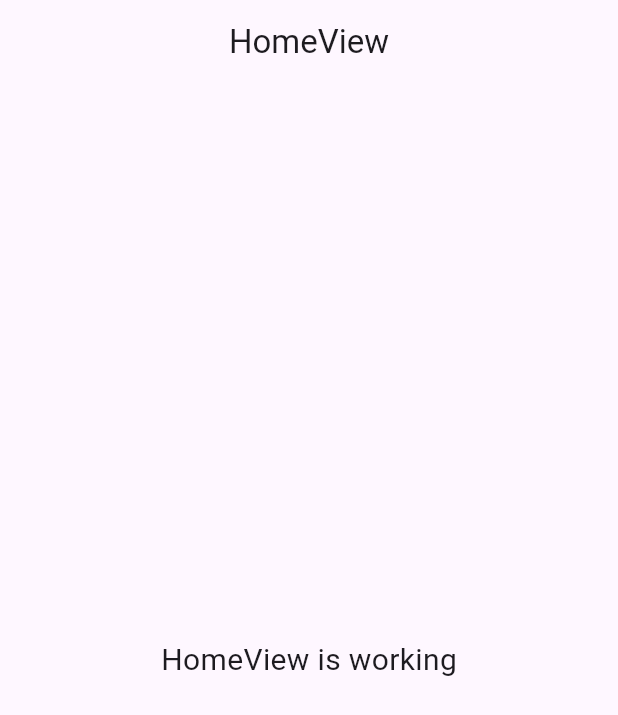
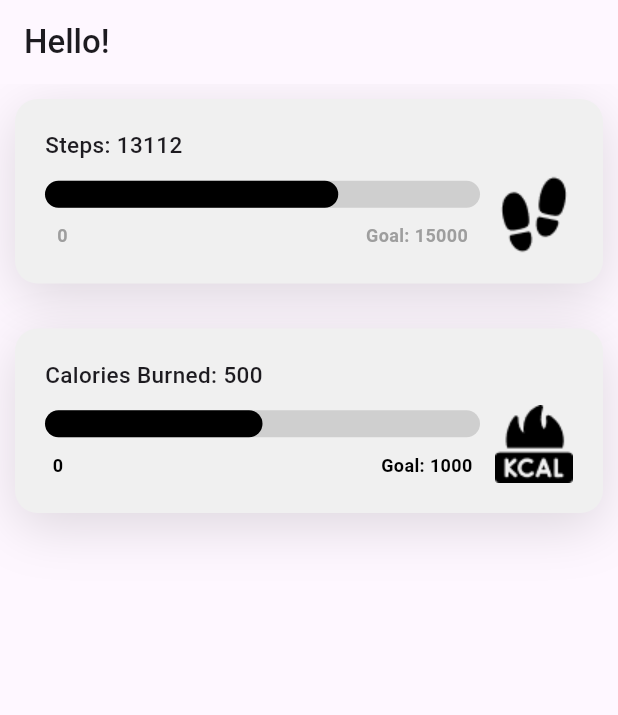
Before and after one commit to Adityamishra1234/fitness_app, a Flutter app: the screen it shows after launch, on a phone screen of 412 x 824 dp. Shown: the top 715 px of the screen. Run offline on Flutter 3.47's test engine with Material 3 defaults, Android fonts, the phone set to English and light mode, and no system bars; our stand-ins replace get.

Commit message:
added images, made dark theme and light theme all over the app and made customContainer and color contants.

```diff
--- /dev/null
+++ b/lib/app/common/app_color_contants.dart
@@ -0,0 +1,9 @@
+import 'dart:ui';
+
+final Color containerColorDarkMode = const Color(0xff323232);
+final Color containerColorLightMode = const Color(0xffF0F0F0);
+final Color progressBarColorLightMode = const Color(0xff000000);
+final Color progressBarColorDarkMode = const Color(0xffffffff);
+
+FontWeight w600 = FontWeight.w600;
+FontWeight w500 = FontWeight.w500;
--- /dev/null
+++ b/lib/app/common/app_containers.dart
@@ -0,0 +1,49 @@
+import 'package:flutter/material.dart';
+
+class CustomContainer extends StatelessWidget {
+  final Widget? child;
+  final double? height;
+  final double? width;
+  final bool? isShadow;
+  final Color? color;
+  final double? borderRadius;
+  final BoxBorder? border;
+  final EdgeInsets? padding;
+  const CustomContainer(
+      {super.key,
+        this.child,
+        this.height,
+        this.width,
+        this.isShadow = true,
+        this.color,
+        this.borderRadius,
+        this.padding,
+        this.border});
+
+  @override
+  Widget build(BuildContext context) {
+    final size = MediaQuery.of(context).size;
+    return Container(
+      height: height,
+      width: width ?? size.width,
+      padding: padding,
+      margin: EdgeInsets.all(10),
+      decoration: BoxDecoration(
+        color: color ?? Theme.of(context).scaffoldBackgroundColor,
+        borderRadius: BorderRadius.circular(borderRadius ?? 5),
+        border: border,
+        boxShadow: (isShadow != null && isShadow!)
+            ? [
+          BoxShadow(
+              color: Theme.of(context).shadowColor.withAlpha((0.13 * 255).toInt()),
+              // color: Color(0x21000000),
+              offset: const Offset(0, 9),
+              spreadRadius: 0,
+              blurRadius: 30.7)
+        ]
+            : null,
+      ),
+      child: child,
+    );
+  }
+}
--- a/lib/app/modules/home/views/home_view.dart
+++ b/lib/app/modules/home/views/home_view.dart
@@ -1,3 +1,5 @@
+import 'package:fitness_app/app/common/app_color_contants.dart';
+import 'package:fitness_app/app/common/app_containers.dart';
 import 'package:flutter/material.dart';
 
 import 'package:get/get.dart';
@@ -10,15 +12,119 @@ class HomeView extends GetView<HomeController> {
   Widget build(BuildContext context) {
     return Scaffold(
       appBar: AppBar(
-        title: const Text('HomeView'),
-        centerTitle: true,
+        title: const Text('Hello!', style: TextStyle(fontWeight: FontWeight.w500),),
       ),
-      body: const Center(
-        child: Text(
-          'HomeView is working',
-          style: TextStyle(fontSize: 20),
+      body: SafeArea(
+        child: Column(
+          crossAxisAlignment: CrossAxisAlignment.center,
+          spacing: 10,
+          children: [
+            CustomContainer(
+              color: context.isDarkMode ? containerColorDarkMode : containerColorLightMode,
+              padding: EdgeInsets.all(20),
+              borderRadius: 15,
+              child: Column(
+                spacing: 10,
+                children: [
+                  Row(
+                    children: [
+                      Text("Steps: 13112", style: TextStyle(
+                        fontWeight: FontWeight.w500,
+                        fontSize: 15,
+                      ),),
+
+                    ],
+                  ),
+                  Row(
+                    spacing: 10,
+                    children: [
+                      Flexible(
+                        child: Column(
+                          spacing:10,
+                          children: [
+                            LinearProgressIndicator(
+                              value: 10112 / 15000,
+                              color: context.isDarkMode ? progressBarColorDarkMode : progressBarColorLightMode,
+                              minHeight: 18,
+                              backgroundColor: Color(0xc0c4c4c4),
+                              borderRadius: BorderRadius.circular(10),
+                            ),
+                            Padding(
+                              padding: const EdgeInsets.symmetric(horizontal: 8.0),
+                              child: Row(
+                                mainAxisAlignment: MainAxisAlignment.spaceBetween,
+                                children: [
+                                  Text("0", style: TextStyle(fontSize: 12, fontWeight:w600,color: Colors.grey)),
+                                  Text("Goal: 15000", style: TextStyle(fontSize: 12,fontWeight: w600, color: Colors.grey)),
+                                ],
+                              ),
+                            )
+                          ],
+                        ),
+                      ),
+
+                      Image.asset("assets/images/ion_footsteps-sharp.png", color: context.isDarkMode ? progressBarColorDarkMode: progressBarColorLightMode,)
+                    ],
+                  ),
+
+
+                ],
+              ),
+            ),
+            CustomContainer(
+              color: Get.isDarkMode ? containerColorDarkMode : containerColorLightMode,
+              padding: EdgeInsets.all(20),
+              borderRadius: 15,
+              child: Column(
+                spacing: 10,
+                children: [
+                  Row(
+                    children: [
+                      Text("Calories Burned: 500", style: TextStyle(
+                        fontWeight: FontWeight.w500,
+                        fontSize: 15,
+                      ),),
+
+                    ],
+                  ),
+                  Row(
+                    spacing: 10,
+                    children: [
+                      Flexible(
+                        child: Column(
+                          spacing: 10,
+                          children: [
+                            LinearProgressIndicator(
+                              value: 500 / 1000,
+                              color: context.isDarkMode ? progressBarColorDarkMode : progressBarColorLightMode,
+                              minHeight: 18,
+                              backgroundColor: Color(0xc0c4c4c4),
+                              borderRadius: BorderRadius.circular(10),
+                            ),
+                            Padding(
+                              padding: const EdgeInsets.symmetric(horizontal: 5.0),
+                              child: Row(
+                                mainAxisAlignment: MainAxisAlignment.spaceBetween,
+                                children: [
+                                  Text("0", style: TextStyle(fontSize: 12, fontWeight:w600,color: context.isDarkMode ? progressBarColorDarkMode: progressBarColorLightMode)),
+                                  Text("Goal: 1000", style: TextStyle(fontSize: 12,fontWeight: w600, color: context.isDarkMode ? progressBarColorDarkMode: progressBarColorLightMode)),
+                                ],
+                              ),
+                            )
+                          ],
+                        ),
+                      ),
+
+                      Image.asset("assets/images/kcal.png", color: context.isDarkMode ? progressBarColorDarkMode: progressBarColorLightMode,)
+                    ],
+                  ),
+
+                ],
+              ),
+            ),
+          ],
         ),
-      ),
+      )
     );
   }
 }
--- a/lib/main.dart
+++ b/lib/main.dart
@@ -9,6 +9,8 @@ void main() {
 }
 
 class MyApp extends StatelessWidget {
+  const MyApp({super.key});
+
   // final ThemeController _themeController = Get.put(ThemeController());
 
   @override
--- a/pubspec.yaml
+++ b/pubspec.yaml
@@ -35,6 +35,8 @@ dependencies:
   # Use with the CupertinoIcons class for iOS style icons.
   cupertino_icons: ^1.0.8
   get: ^4.7.2
+  health:
+
 
 dev_dependencies:
   flutter_test:
```
Also changed, not shown: assets/images/ion_footsteps-sharp.png (added), assets/images/kcal.png (added), pubspec.lock, 1 other file.
